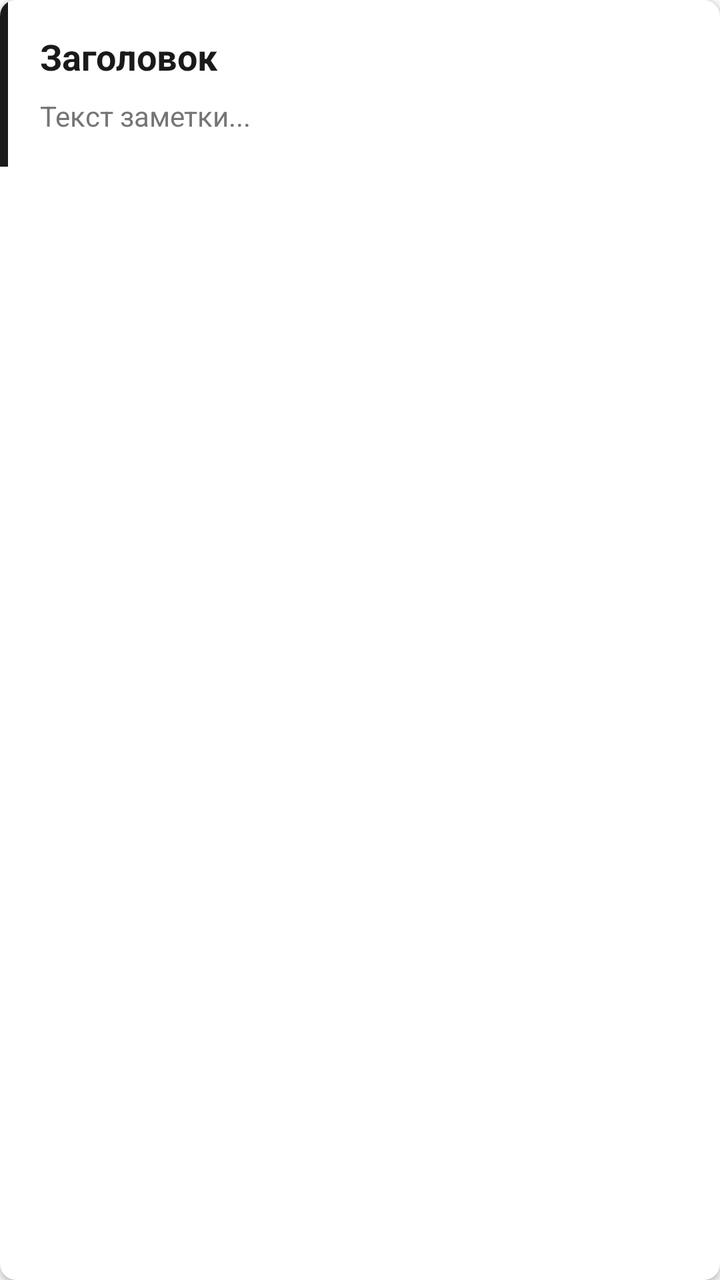
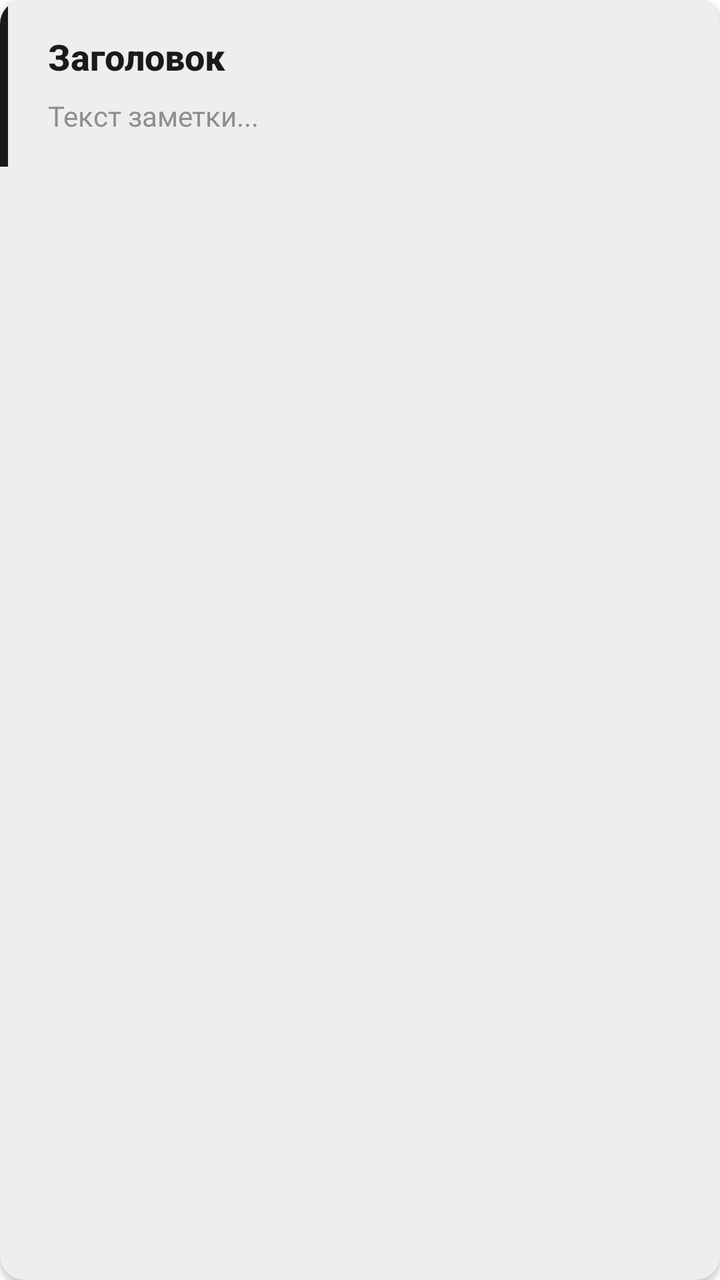

Screens rendered from an Android XML layout before and after an edit, with the pre-edit source and the edit as a unified diff.
<!-- AndroidManifest.xml: application theme Theme.SimpleNotes -->
<!-- res/layout/item_note.xml -->
<?xml version="1.0" encoding="utf-8"?>
<androidx.cardview.widget.CardView xmlns:android="http://schemas.android.com/apk/res/android"
    xmlns:app="http://schemas.android.com/apk/res-auto"
    android:layout_width="match_parent"
    android:layout_height="wrap_content"
    android:layout_margin="8dp"
    app:cardElevation="2dp"
    app:cardCornerRadius="8dp"
    android:foreground="?attr/selectableItemBackground">

    <LinearLayout
        android:layout_width="match_parent"
        android:layout_height="wrap_content"
        android:orientation="horizontal">

        
        <View
            android:id="@+id/typeIndicator"
            android:layout_width="4dp"
            android:layout_height="match_parent"
            android:background="@color/primary" />

        <LinearLayout
            android:layout_width="match_parent"
            android:layout_height="wrap_content"
            android:orientation="vertical"
            android:padding="16dp">

            
            <TextView
                android:id="@+id/noteTitle"
                android:layout_width="match_parent"
                android:layout_height="wrap_content"
                android:text="Заголовок"
                android:textSize="18sp"
                android:textStyle="bold"
                android:textColor="@color/text_primary"
                android:maxLines="2"
                android:ellipsize="end" />

            
            <TextView
                android:id="@+id/noteSnippet"
                android:layout_width="match_parent"
                android:layout_height="wrap_content"
                android:text="Текст заметки..."
                android:textSize="14sp"
                android:textColor="@color/text_secondary"
                android:layout_marginTop="8dp"
                android:maxLines="4"
                android:ellipsize="end" />
        </LinearLayout>
    </LinearLayout>

</androidx.cardview.widget.CardView>
<!-- resources referenced by this layout -->
<resources>
  <color name="primary">#1A1A1A</color>
  <color name="text_primary">#1A1A1A</color>
  <color name="text_secondary">#757575</color>
  <style name="Theme.SimpleNotes" parent="Theme.AppCompat.Light.DarkActionBar">
          <item name="colorPrimary">@color/purple_500</item>
      </style>
  <color name="purple_500">#1A1A1A</color>
</resources>

<!-- the commit's change to res/layout/item_note.xml (unified diff, before → after) -->
@@ -1,17 +1,23 @@
 <?xml version="1.0" encoding="utf-8"?>
-<androidx.cardview.widget.CardView xmlns:android="http://schemas.android.com/apk/res/android"
+<com.google.android.material.card.MaterialCardView
+    xmlns:android="http://schemas.android.com/apk/res/android"
     xmlns:app="http://schemas.android.com/apk/res-auto"
+    style="@style/Widget.SimpleNotes.Card"
     android:layout_width="match_parent"
     android:layout_height="wrap_content"
     android:layout_margin="8dp"
     app:cardElevation="2dp"
-    app:cardCornerRadius="8dp"
-    android:foreground="?attr/selectableItemBackground">
+    app:cardCornerRadius="12dp"
+    app:cardBackgroundColor="@color/card_background"
+    app:rippleColor="@color/ripple"
+    android:clickable="true"
+    android:focusable="true">
 
     <LinearLayout
         android:layout_width="match_parent"
         android:layout_height="wrap_content"
-        android:orientation="horizontal">
+        android:orientation="horizontal"
+        android:animateLayoutChanges="true">
 
         
         <View
@@ -24,7 +30,8 @@
             android:layout_width="match_parent"
             android:layout_height="wrap_content"
             android:orientation="vertical"
-            android:padding="16dp">
+            android:padding="16dp"
+            android:paddingStart="20dp">
 
             
             <TextView
@@ -36,7 +43,8 @@
                 android:textStyle="bold"
                 android:textColor="@color/text_primary"
                 android:maxLines="2"
-                android:ellipsize="end" />
+                android:ellipsize="end"
+                android:fontFamily="sans-serif-medium" />
 
             
             <TextView
@@ -48,8 +56,9 @@
                 android:textColor="@color/text_secondary"
                 android:layout_marginTop="8dp"
                 android:maxLines="4"
-                android:ellipsize="end" />
+                android:ellipsize="end"
+                android:lineSpacingExtra="2dp"
+                android:alpha="0.8" />
         </LinearLayout>
     </LinearLayout>
-
-</androidx.cardview.widget.CardView>
+</com.google.android.material.card.MaterialCardView>
<!-- resource entries referenced after the edit -->
@@ -1,11 +1,77 @@
 <!-- resources referenced by this layout -->
 <resources>
+  <color name="card_background">#FFFFFF</color>
   <color name="primary">#1A1A1A</color>
+  <color name="ripple">#E0E0E0</color>
   <color name="text_primary">#1A1A1A</color>
   <color name="text_secondary">#757575</color>
-  <style name="Theme.SimpleNotes" parent="Theme.AppCompat.Light.DarkActionBar">
-          <item name="colorPrimary">@color/purple_500</item>
+  <style name="Widget.SimpleNotes.Card" parent="Widget.Material3.CardView.Elevated">
+          <item name="cardCornerRadius">12dp</item>
+          <item name="cardElevation">2dp</item>
+          <item name="android:layout_margin">8dp</item>
+          <item name="rippleColor">@color/ripple</item>
       </style>
-  <color name="purple_500">#1A1A1A</color>
+  <style name="Theme.SimpleNotes" parent="Base.Theme.SimpleNotes" />
+  <style name="Base.Theme.SimpleNotes" parent="Theme.Material3.Light.NoActionBar">
+          
+          <item name="colorPrimary">@color/primary</item>
+          <item name="colorOnPrimary">@color/white</item>
+          <item name="colorPrimaryContainer">@color/background_secondary</item>
+          <item name="colorOnPrimaryContainer">@color/text_primary</item>
+  
+          
+          <item name="colorSecondary">@color/accent</item>
+          <item name="colorOnSecondary">@color/white</item>
+  
+          
+          <item name="android:colorBackground">@color/background</item>
+          <item name="colorSurface">@color/card_background</item>
+          <item name="colorOnSurface">@color/text_primary</item>
+  
+          
+          <item name="android:statusBarColor">@color/background</item>
+          <item name="android:windowLightStatusBar">true</item>
+  
+          
+          <item name="android:navigationBarColor">@color/background</item>
+          <item name="android:windowLightNavigationBar">true</item>
+  
+          
+          <item name="android:windowBackground">@color/background</item>
+  
+          
+          <item name="textAppearanceHeadline1">@style/TextAppearance.SimpleNotes.Headline1</item>
+          <item name="textAppearanceBody1">@style/TextAppearance.SimpleNotes.Body1</item>
+  
+          
+          <item name="shapeAppearanceSmallComponent">@style/ShapeAppearance.SimpleNotes.SmallComponent</item>
+          <item name="shapeAppearanceMediumComponent">@style/ShapeAppearance.SimpleNotes.MediumComponent</item>
+  
+          
+          <item name="android:windowActivityTransitions">true</item>
+          <item name="android:windowEnterTransition">@transition/slide_right</item>
+          <item name="android:windowExitTransition">@transition/fade</item>
+      </style>
+  <color name="white">#FFFFFF</color>
+  <color name="background_secondary">#F5F5F5</color>
+  <color name="accent">#4A4A4A</color>
+  <color name="background">#FFFFFF</color>
+  <style name="TextAppearance.SimpleNotes.Headline1" parent="TextAppearance.Material3.HeadlineLarge">
+          <item name="android:textColor">@color/text_primary</item>
+          <item name="android:textSize">32sp</item>
+          <item name="android:fontFamily">sans-serif-medium</item>
+      </style>
+  <style name="TextAppearance.SimpleNotes.Body1" parent="TextAppearance.Material3.BodyMedium">
+          <item name="android:textColor">@color/text_primary</item>
+          <item name="android:textSize">16sp</item>
+      </style>
+  <style name="ShapeAppearance.SimpleNotes.SmallComponent" parent="ShapeAppearance.Material3.Corner.Small">
+          <item name="cornerFamily">rounded</item>
+          <item name="cornerSize">12dp</item>
+      </style>
+  <style name="ShapeAppearance.SimpleNotes.MediumComponent" parent="ShapeAppearance.Material3.Corner.Medium">
+          <item name="cornerFamily">rounded</item>
+          <item name="cornerSize">16dp</item>
+      </style>
 </resources>
 
